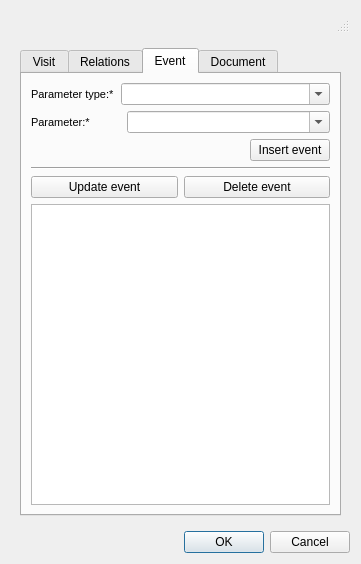
First picture: the form in ui/add_visit.ui, repository Giswater/giswater_qgis_plugin, before the edit.
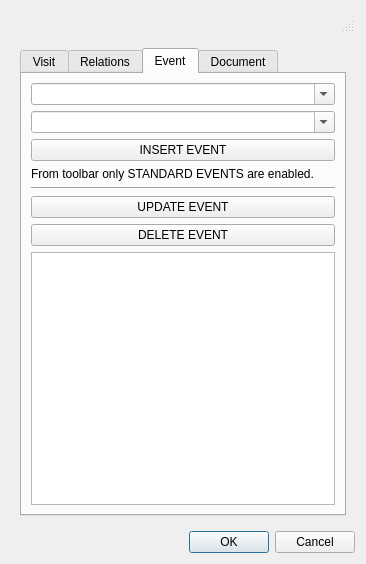
Second picture: the form after the edit. The open tabs and pages were chosen to show the change. Icons and pictures are not drawn.

Commit message: Update visit form and enable tab relations (temporary) from feature custom form

```diff
--- a/ui/add_visit.ui
+++ b/ui/add_visit.ui
@@ -6,7 +6,7 @@
    <rect>
     <x>0</x>
     <y>0</y>
-    <width>361</width>
+    <width>366</width>
     <height>564</height>
    </rect>
   </property>
@@ -578,37 +578,7 @@
          </attribute>
          <layout class="QVBoxLayout" name="verticalLayout_5">
           <item>
-           <layout class="QHBoxLayout" name="horizontalLayout_10" stretch="0,1">
-            <item>
-             <widget class="QLabel" name="label_flexunion_code_8">
-              <property name="font">
-               <font>
-                <pointsize>8</pointsize>
-               </font>
-              </property>
-              <property name="frameShape">
-               <enum>QFrame::NoFrame</enum>
-              </property>
-              <property name="frameShadow">
-               <enum>QFrame::Plain</enum>
-              </property>
-              <property name="text">
-               <string>Parameter type:*</string>
-              </property>
-              <property name="textFormat">
-               <enum>Qt::AutoText</enum>
-              </property>
-              <property name="scaledContents">
-               <bool>false</bool>
-              </property>
-              <property name="alignment">
-               <set>Qt::AlignLeading|Qt::AlignLeft|Qt::AlignVCenter</set>
-              </property>
-              <property name="margin">
-               <number>3</number>
-              </property>
-             </widget>
-            </item>
+           <layout class="QHBoxLayout" name="horizontalLayout_10" stretch="1">
             <item>
              <widget class="QComboBox" name="parameter_type_id">
               <property name="editable">
@@ -619,37 +589,7 @@
            </layout>
           </item>
           <item>
-           <layout class="QHBoxLayout" name="horizontalLayout_11" stretch="0,1">
-            <item>
-             <widget class="QLabel" name="label_flexunion_code_9">
-              <property name="font">
-               <font>
-                <pointsize>8</pointsize>
-               </font>
-              </property>
-              <property name="frameShape">
-               <enum>QFrame::NoFrame</enum>
-              </property>
-              <property name="frameShadow">
-               <enum>QFrame::Plain</enum>
-              </property>
-              <property name="text">
-               <string>Parameter:*          </string>
-              </property>
-              <property name="textFormat">
-               <enum>Qt::AutoText</enum>
-              </property>
-              <property name="scaledContents">
-               <bool>false</bool>
-              </property>
-              <property name="alignment">
-               <set>Qt::AlignLeading|Qt::AlignLeft|Qt::AlignVCenter</set>
-              </property>
-              <property name="margin">
-               <number>3</number>
-              </property>
-             </widget>
-            </item>
+           <layout class="QHBoxLayout" name="horizontalLayout_11" stretch="1">
             <item>
              <widget class="QComboBox" name="parameter_id">
               <property name="editable">
@@ -661,28 +601,32 @@
           </item>
           <item>
            <layout class="QHBoxLayout" name="horizontalLayout_12">
-            <item>
-             <spacer name="horizontalSpacer_8">
-              <property name="orientation">
-               <enum>Qt::Horizontal</enum>
-              </property>
-              <property name="sizeHint" stdset="0">
-               <size>
-                <width>40</width>
-                <height>20</height>
-               </size>
-              </property>
-             </spacer>
-            </item>
             <item>
              <widget class="QPushButton" name="btn_event_insert">
               <property name="text">
-               <string>Insert event</string>
+               <string>INSERT EVENT</string>
+              </property>
+              <property name="autoDefault">
+               <bool>true</bool>
               </property>
              </widget>
             </item>
            </layout>
           </item>
+          <item>
+           <widget class="QLabel" name="label">
+            <property name="font">
+             <font>
+              <weight>50</weight>
+              <italic>false</italic>
+              <bold>false</bold>
+             </font>
+            </property>
+            <property name="text">
+             <string>From toolbar only STANDARD EVENTS are enabled.</string>
+            </property>
+           </widget>
+          </item>
           <item>
            <widget class="Line" name="line">
             <property name="orientation">
@@ -695,19 +639,19 @@
             <item>
              <widget class="QPushButton" name="btn_event_update">
               <property name="text">
-               <string>Update event</string>
-              </property>
-             </widget>
-            </item>
-            <item>
-             <widget class="QPushButton" name="btn_event_delete">
-              <property name="text">
-               <string>Delete event</string>
+               <string>UPDATE EVENT</string>
               </property>
              </widget>
             </item>
            </layout>
           </item>
+          <item>
+           <widget class="QPushButton" name="btn_event_delete">
+            <property name="text">
+             <string>DELETE EVENT</string>
+            </property>
+           </widget>
+          </item>
           <item>
            <widget class="QTableView" name="tbl_event">
             <property name="sortingEnabled">
```
Left out of the diff: 2 changed lines with no effect on the pictures. The commit also changes 1 other file.
